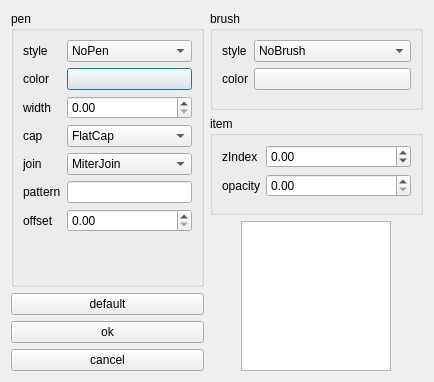
First picture: the form in src/View/ui/dialog_settings_graph.ui, repository anton84tiunov/python_pdf_parcer, before the edit.
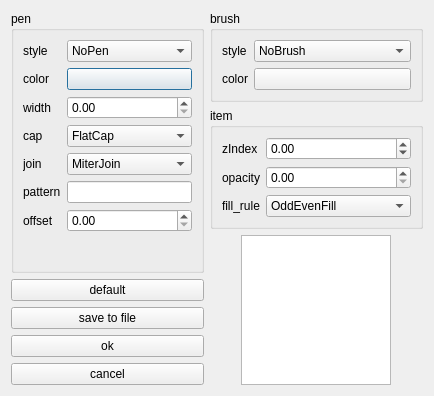
Second picture: the form after the edit.

Patch:
```diff
--- a/src/View/ui/dialog_settings_graph.ui
+++ b/src/View/ui/dialog_settings_graph.ui
@@ -7,7 +7,7 @@
     <x>0</x>
     <y>0</y>
     <width>410</width>
-    <height>382</height>
+    <height>386</height>
    </rect>
   </property>
   <property name="windowTitle">
@@ -204,6 +204,13 @@
          </property>
         </widget>
        </item>
+       <item>
+        <widget class="QPushButton" name="btn_save_to_file">
+         <property name="text">
+          <string>save to file</string>
+         </property>
+        </widget>
+       </item>
        <item>
         <widget class="QPushButton" name="btn_ok">
          <property name="text">
@@ -396,6 +403,27 @@
           </property>
          </widget>
         </item>
+        <item row="2" column="1">
+         <widget class="QComboBox" name="com_box_lbl_fill_rule">
+          <item>
+           <property name="text">
+            <string>OddEvenFill</string>
+           </property>
+          </item>
+          <item>
+           <property name="text">
+            <string>WindingFill</string>
+           </property>
+          </item>
+         </widget>
+        </item>
+        <item row="2" column="0">
+         <widget class="QLabel" name="lbl_fill_rule">
+          <property name="text">
+           <string>fill_rule</string>
+          </property>
+         </widget>
+        </item>
        </layout>
       </widget>
      </item>
```
